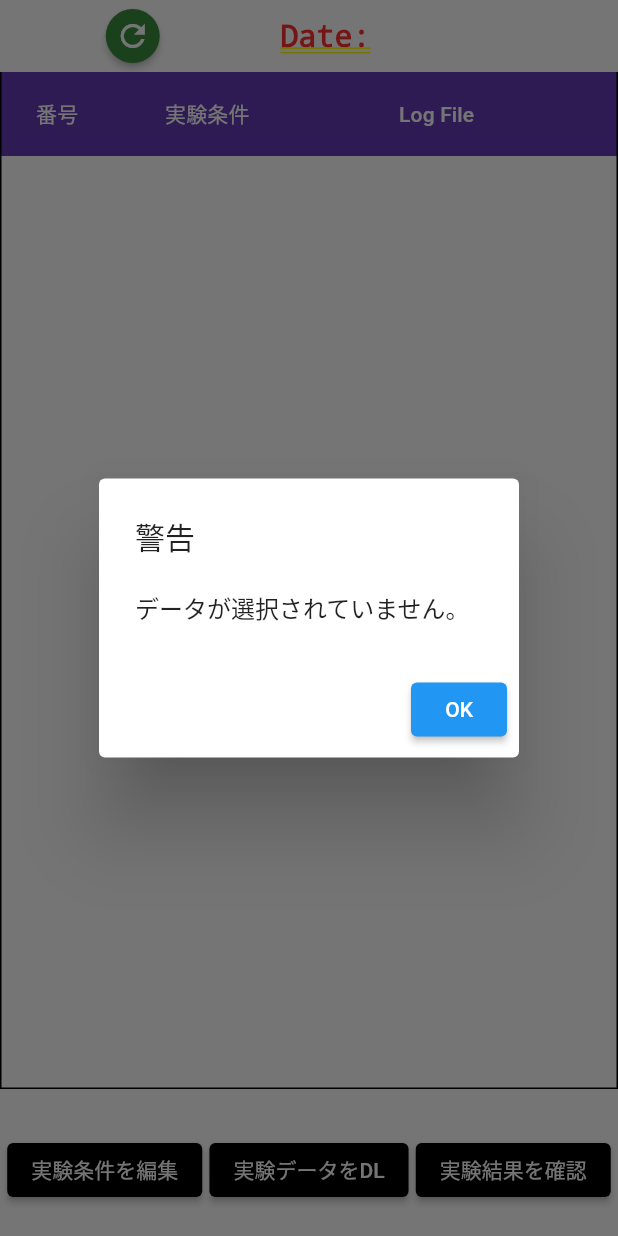
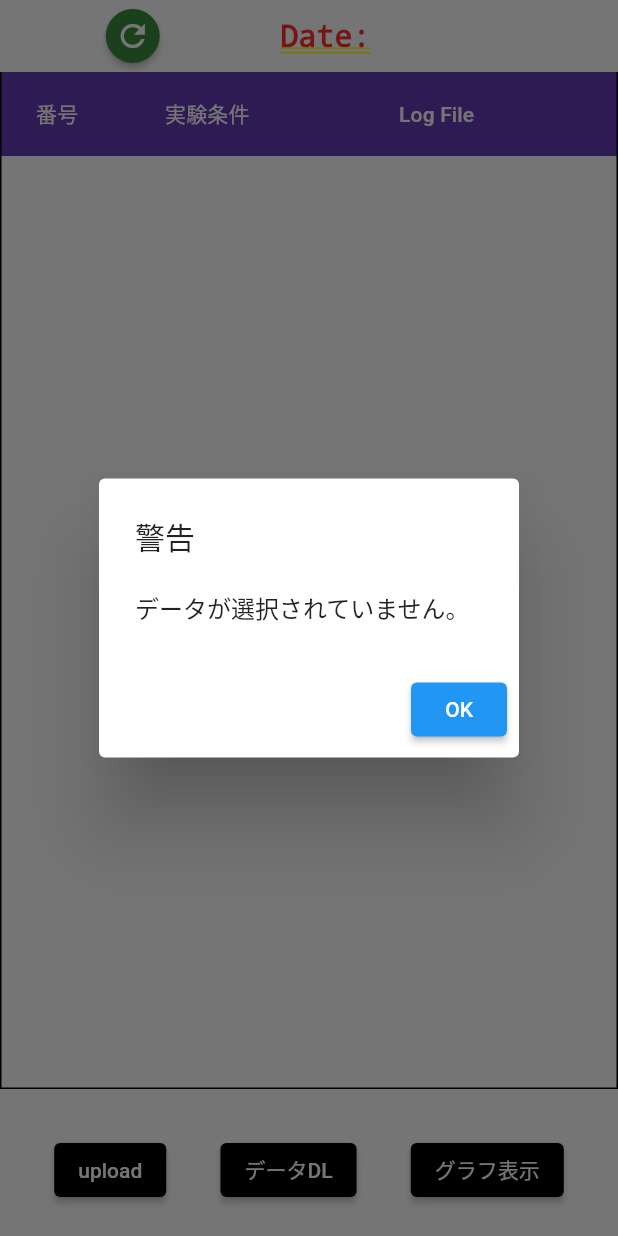
Before and after one commit to sota1111/POC, a Flutter app: the DataTablePage screen opened directly with empty values, item 2 of the bottom bar chosen, on a phone screen of 412 x 824 dp. Run offline on Flutter 3.47's test engine with Material 2 defaults, Android fonts, the phone set to English and light mode, and no system bars; our stand-ins replace file_picker; missing offline and left inert: dart:html; network calls fail; project files that could hold a hidden picture were left out.

Commit message:
スマホ画面でuploadできるように変更

```diff
--- a/flutter/upload_file/lib/select_table.dart
+++ b/flutter/upload_file/lib/select_table.dart
@@ -1,6 +1,7 @@
 import 'package:flutter/material.dart';
 import 'dart:typed_data';
 import 'api_service.dart';
+import 'upload_view.dart';
 
 class DataTablePage extends StatefulWidget {
   final List<Map<String, dynamic>> data;
@@ -126,7 +127,7 @@ class _DataTablePageState extends State<DataTablePage> {
         ? // For tablets and larger screens
     Row(
       children: [
-        _buildLeftColumn(),
+        _buildLeftColumn(context),
         const VerticalDivider(
           color: Colors.grey,
           thickness: 1.0,
@@ -137,12 +138,13 @@ class _DataTablePageState extends State<DataTablePage> {
         : // For phones
     Column(
       children: [
-        _buildLeftColumn(),
+        _buildLeftColumn(context),
       ],
     );
   }
 
-  Widget _buildLeftColumn() {
+  Widget _buildLeftColumn(BuildContext context) {
+    double width = MediaQuery.of(context).size.width;
     return Expanded(
       flex: 5,
       child: Column(
@@ -293,13 +295,25 @@ class _DataTablePageState extends State<DataTablePage> {
                 style: ElevatedButton.styleFrom(
                   backgroundColor: Colors.black,
                 ),
-                onPressed: () async{
-                  bool result = await confirmSelectedRows();
-                  if (result) {
-                    sendModifyMessage();
+                onPressed: () async {
+                  if (width > 600) {
+                    bool result = await confirmSelectedRows();
+                    if (result) {
+                      sendModifyMessage();
+                    }
+                  } else {
+                    Navigator.of(context).push(MaterialPageRoute(
+                      builder: (context) => Scaffold(
+                        appBar: AppBar(
+                          title: Text('実験条件編集'),
+                          backgroundColor: Colors.black,
+                        ),
+                        body: FileUploaderScreen(),
+                      ),
+                    ));
                   }
                 },
-                child: const Text('実験条件を編集'),
+                child: Text(width <= 600 ? 'upload' : '実験条件編集'),
               ),
               ElevatedButton(
                 style: ElevatedButton.styleFrom(
@@ -311,7 +325,7 @@ class _DataTablePageState extends State<DataTablePage> {
                     await downloadFile(widget.formattedDate, selectedRow);
                   }
                 },
-                child: const Text('実験データをDL'),
+                child: const Text('データDL'),
               ),
               ElevatedButton(
                 style: ElevatedButton.styleFrom(
@@ -344,7 +358,7 @@ class _DataTablePageState extends State<DataTablePage> {
                     }
                   }
                 },
-                child: const Text('実験結果を確認'),
+                child: const Text('グラフ表示'),
               ),
 
             ],
```
